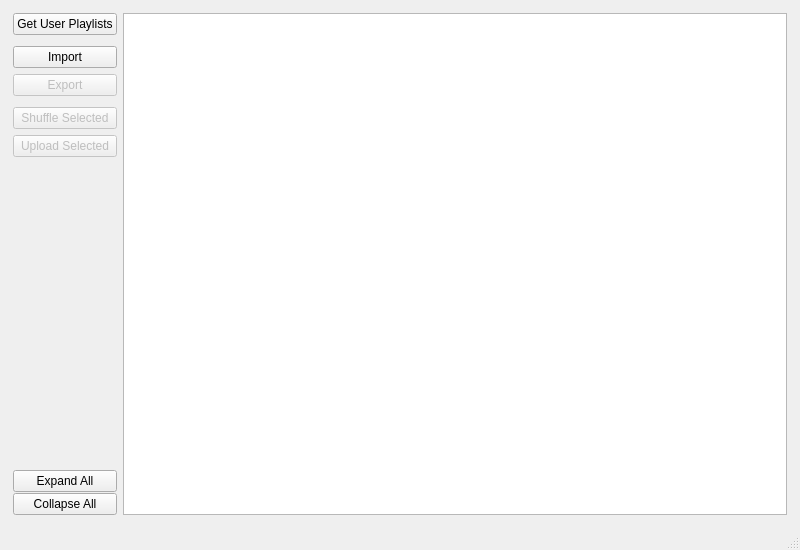
Old version of the form app/form.ui in the repository mertemr/playlist-shuffler.
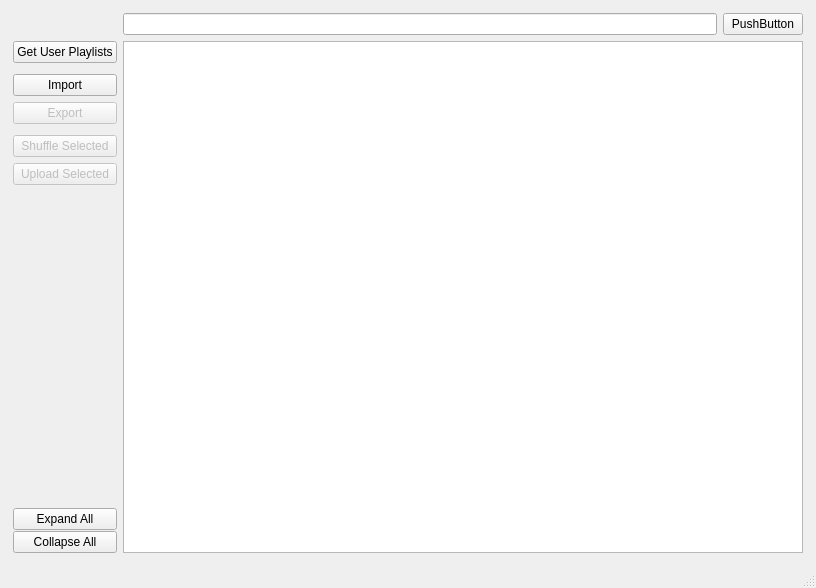
New version of the form.

```diff
--- a/app/form.ui
+++ b/app/form.ui
@@ -6,8 +6,8 @@
    <rect>
     <x>0</x>
     <y>0</y>
-    <width>800</width>
-    <height>550</height>
+    <width>816</width>
+    <height>588</height>
    </rect>
   </property>
   <property name="minimumSize">
@@ -39,7 +39,7 @@
     </item>
     <item row="1" column="1">
      <layout class="QGridLayout" name="gridLayout">
-      <item row="0" column="0">
+      <item row="1" column="0">
        <layout class="QVBoxLayout" name="verticalLayout">
         <item>
          <widget class="QPushButton" name="button_getPlaylists">
@@ -157,6 +157,16 @@
        </layout>
       </item>
       <item row="0" column="1">
+       <widget class="QLineEdit" name="search_query"/>
+      </item>
+      <item row="0" column="2">
+       <widget class="QPushButton" name="button_search">
+        <property name="text">
+         <string>PushButton</string>
+        </property>
+       </widget>
+      </item>
+      <item row="1" column="1" colspan="2">
        <widget class="QTreeView" name="playlists_tree">
         <property name="tabKeyNavigation">
          <bool>true</bool>
```
